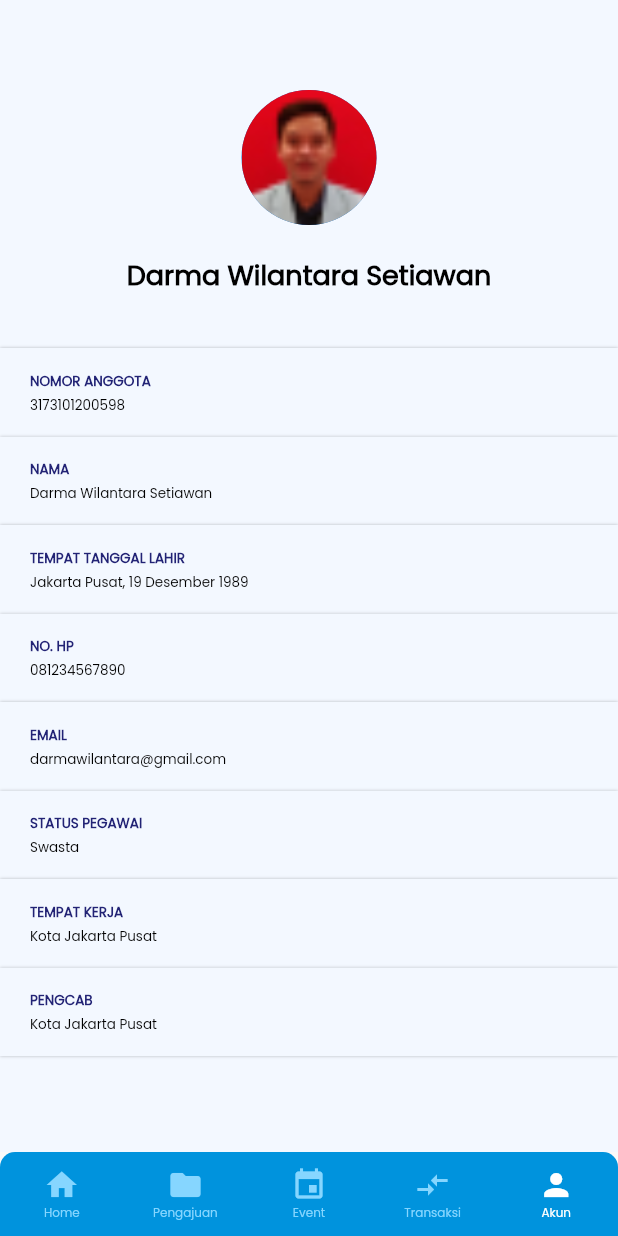
After one commit to dhevanthareza/flutter-jett-boilerplate, a Flutter app: the AppPage screen opened by its route, item 5 of the bottom bar chosen, on a phone screen of 412 x 824 dp. The commit adds this screen. Run offline on Flutter 3.47's test engine with Material 2 defaults, Android fonts, the phone set to English and light mode, and no system bars; our stand-ins replace carousel_slider, dio, get, get_storage, logger, pretty_dio_logger; missing offline and left inert: load; accounts and stored records are empty; statements that could not run were skipped.

Commit message:
page profile

```diff
--- a/lib/data/const/app_text.dart
+++ b/lib/data/const/app_text.dart
@@ -50,7 +50,7 @@ class AppText {
       color: color
     );
   }
-  static TextStyle buttonHeder({Color color = Colors.black}) {
+  static TextStyle buttonHeader({Color color = Colors.black}) {
     return TextStyle(
       fontWeight: FontWeight.w700,
       fontSize: 18,
--- a/lib/presentation/pages/app/app_page.controller.dart
+++ b/lib/presentation/pages/app/app_page.controller.dart
@@ -2,6 +2,7 @@ import 'package:flutter/material.dart';
 import 'package:flutter_jett_boilerplate/presentation/pages/app/event/event_page.dart';
 import 'package:flutter_jett_boilerplate/presentation/pages/app/home/home_page.dart';
 import 'package:flutter_jett_boilerplate/presentation/pages/app/pengajuan/pengajuan_page.dart';
+import 'package:flutter_jett_boilerplate/presentation/pages/app/profile/profile_page.dart';
 import 'package:flutter_jett_boilerplate/presentation/pages/app/transaction/transaction_page.dart';
 import 'package:flutter_jett_boilerplate/presentation/pages/app/transaction/widgets/transaction_item.dart';
 import 'package:get/get.dart';
@@ -13,7 +14,7 @@ class AppPageController extends GetxController {
     PengajuanPage(),
     EventPage(),
     TransactionPage(),
-    HomePage()
+    ProfilePage()
   ];
   setMenuIndex(int index) {
     selectedMenuIndex = index;
--- a/lib/presentation/pages/app/pengajuan/widgets/pengajuan_item.dart
+++ b/lib/presentation/pages/app/pengajuan/widgets/pengajuan_item.dart
@@ -37,7 +37,7 @@ class PengajuanItem extends StatelessWidget {
                     children: [
                       Text(
                         "KTA",
-                        style: AppText.buttonHeder(color: Colors.white),
+                        style: AppText.buttonHeader(color: Colors.white),
                       ),
                       const Text(
                         "Kartu Tanda Anggota",
--- /dev/null
+++ b/lib/presentation/pages/app/profile/profile_page.controller.dart
@@ -0,0 +1,5 @@
+import 'package:get/get.dart';
+
+class ProfilePageController extends GetxController {
+
+}
--- /dev/null
+++ b/lib/presentation/pages/app/profile/profile_page.dart
@@ -0,0 +1,73 @@
+import 'package:flutter/material.dart';
+import 'package:flutter_jett_boilerplate/data/const/app_text.dart';
+
+class ProfilePage extends StatelessWidget {
+  const ProfilePage({Key? key}) : super(key: key);
+
+  @override
+  Widget build(BuildContext context) {
+    return SingleChildScrollView(
+      child: Column(
+        children: [
+          const SizedBox(
+            height: 60,
+          ),
+          CircleAvatar(
+            backgroundImage:
+                Image.asset("assets/images/sample_avatar.png").image,
+            radius: 45,
+          ),
+          const SizedBox(
+            height: 20,
+          ),
+          Text(
+            "Darma Wilantara Setiawan",
+            style: AppText.buttonHeader(),
+          ),
+          const SizedBox(
+            height: 35,
+          ),
+          _buildAttributeItem("Nomor Anggota", "3173101200598"),
+          _buildAttributeItem("Nama", "Darma Wilantara Setiawan"),
+          _buildAttributeItem("Tempat Tanggal Lahir", "Jakarta Pusat, 19 Desember 1989"),
+          _buildAttributeItem("No. HP", "081234567890"),
+          _buildAttributeItem("EMAIL", "darmawilantara@gmail.com"),
+          _buildAttributeItem("STATUS PEGAWAI", "Swasta"),
+          _buildAttributeItem("TEMPAT KERJA", "Kota Jakarta Pusat"),
+          _buildAttributeItem("Pengcab", "Kota Jakarta Pusat"),
+        ],
+      ),
+    );
+  }
+
+  Widget _buildAttributeItem(String title, String value) {
+    return Container(
+      decoration: BoxDecoration(
+        color: const Color(0xFFF3F8FF),
+        boxShadow: [
+          BoxShadow(color: Colors.black.withOpacity(0.25), blurRadius: 1),
+        ],
+      ),
+      width: double.infinity,
+      padding: const EdgeInsets.symmetric(vertical: 15, horizontal: 20),
+      child: Column(
+        crossAxisAlignment: CrossAxisAlignment.start,
+        children: [
+          Text(
+            title.toUpperCase(),
+            style: AppText.titleSmallBold(
+              color: const Color(0xFF222375),
+            ),
+          ),
+          const SizedBox(
+            height: 3,
+          ),
+          Text(
+            value,
+            style: AppText.titleSmall(),
+          )
+        ],
+      ),
+    );
+  }
+}
```
